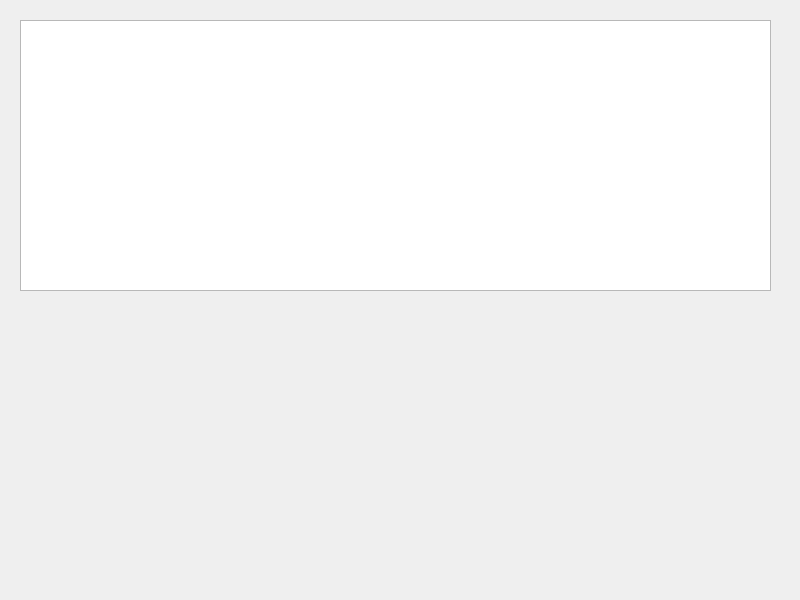
SergeyDolgushin/HomePanel, file mainpanel.ui: the form before one commit.
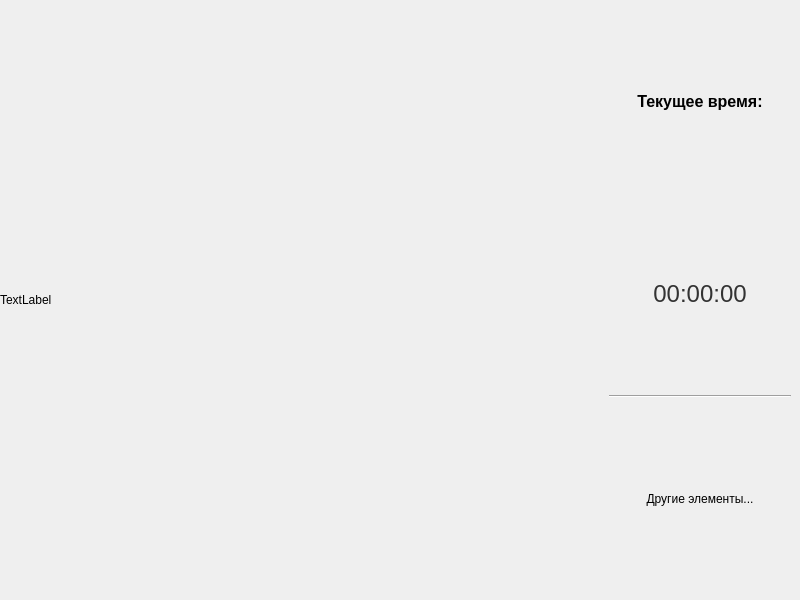
The form after the commit.

Patch:
```diff
--- a/mainpanel.ui
+++ b/mainpanel.ui
@@ -13,16 +13,138 @@
   <property name="windowTitle">
    <string>MainPanel</string>
   </property>
-  <widget class="QTextEdit" name="textEditSubtitles">
-   <property name="geometry">
-    <rect>
-     <x>20</x>
-     <y>20</y>
-     <width>751</width>
-     <height>271</height>
-    </rect>
+  <layout class="QHBoxLayout" name="horizontalLayout">
+   <property name="spacing">
+    <number>0</number>
    </property>
-  </widget>
+   <property name="leftMargin">
+    <number>0</number>
+   </property>
+   <property name="topMargin">
+    <number>0</number>
+   </property>
+   <property name="rightMargin">
+    <number>0</number>
+   </property>
+   <property name="bottomMargin">
+    <number>0</number>
+   </property>
+   <item>
+    <widget class="QWidget" name="mainContentArea" native="true">
+     <widget class="QWidget" name="verticalLayoutWidget">
+      <property name="geometry">
+       <rect>
+        <x>0</x>
+        <y>0</y>
+        <width>601</width>
+        <height>601</height>
+       </rect>
+      </property>
+      <layout class="QVBoxLayout" name="verticalLayout">
+       <item>
+        <widget class="QLabel" name="clockLabel">
+         <property name="maximumSize">
+          <size>
+           <width>800</width>
+           <height>200</height>
+          </size>
+         </property>
+         <property name="text">
+          <string>TextLabel</string>
+         </property>
+        </widget>
+       </item>
+      </layout>
+     </widget>
+    </widget>
+   </item>
+   <item>
+    <widget class="QScrollArea" name="scrollArea">
+     <property name="sizePolicy">
+      <sizepolicy hsizetype="Expanding" vsizetype="Preferred">
+       <horstretch>2</horstretch>
+       <verstretch>0</verstretch>
+      </sizepolicy>
+     </property>
+     <property name="maximumSize">
+      <size>
+       <width>200</width>
+       <height>16777215</height>
+      </size>
+     </property>
+     <property name="frameShape">
+      <enum>QFrame::Shape::NoFrame</enum>
+     </property>
+     <property name="widgetResizable">
+      <bool>true</bool>
+     </property>
+     <widget class="QWidget" name="scrollAreaContents">
+      <property name="geometry">
+       <rect>
+        <x>0</x>
+        <y>0</y>
+        <width>200</width>
+        <height>600</height>
+       </rect>
+      </property>
+      <layout class="QVBoxLayout" name="scrollVBoxLayout">
+       <property name="spacing">
+        <number>10</number>
+       </property>
+       <property name="topMargin">
+        <number>10</number>
+       </property>
+       <property name="bottomMargin">
+        <number>10</number>
+       </property>
+       <item>
+        <widget class="QLabel" name="timeLabelInScroll">
+         <property name="styleSheet">
+          <string notr="true">font-size: 16px; font-weight: bold;</string>
+         </property>
+         <property name="text">
+          <string>Текущее время:</string>
+         </property>
+         <property name="alignment">
+          <set>Qt::AlignmentFlag::AlignCenter</set>
+         </property>
+        </widget>
+       </item>
+       <item>
+        <widget class="QLabel" name="scrollClockLabel">
+         <property name="styleSheet">
+          <string notr="true">font-size: 24px; color: #333333;</string>
+         </property>
+         <property name="text">
+          <string>00:00:00</string>
+         </property>
+         <property name="alignment">
+          <set>Qt::AlignmentFlag::AlignCenter</set>
+         </property>
+        </widget>
+       </item>
+       <item>
+        <widget class="Line" name="line">
+         <property name="orientation">
+          <enum>Qt::Orientation::Horizontal</enum>
+         </property>
+        </widget>
+       </item>
+       <item>
+        <widget class="QLabel" name="label">
+         <property name="text">
+          <string>Другие элементы...</string>
+         </property>
+         <property name="alignment">
+          <set>Qt::AlignmentFlag::AlignCenter</set>
+         </property>
+        </widget>
+       </item>
+      </layout>
+     </widget>
+    </widget>
+   </item>
+  </layout>
  </widget>
  <resources/>
  <connections/>
```
Left out of the diff: 2 changed lines with no effect on the pictures.
